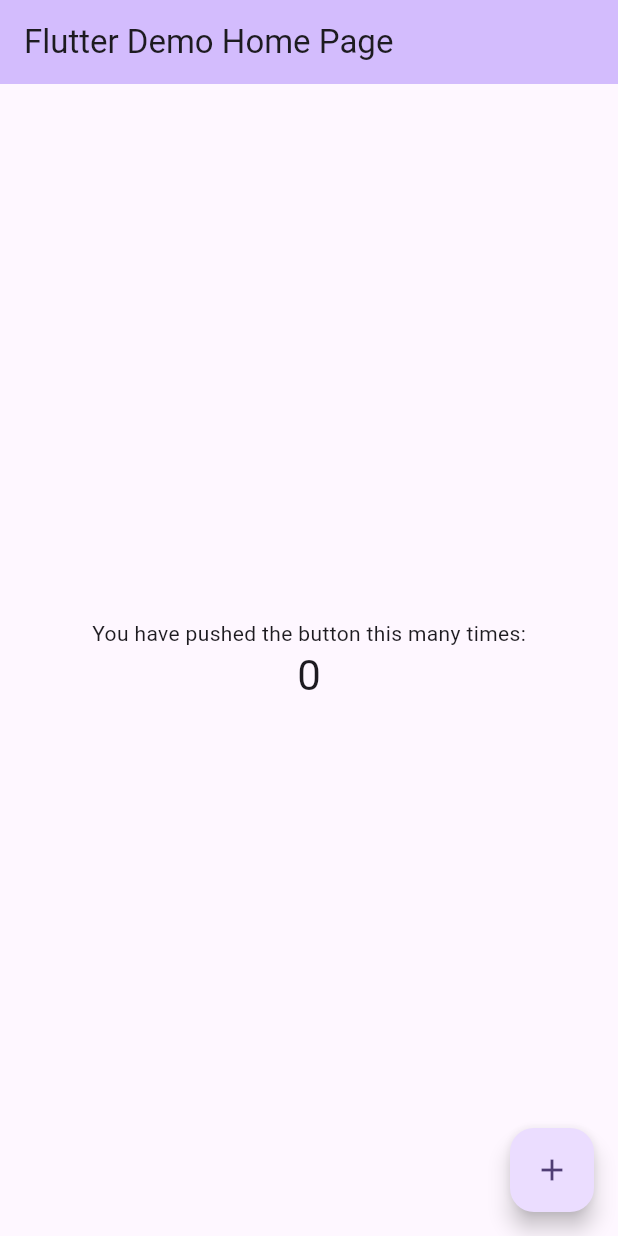
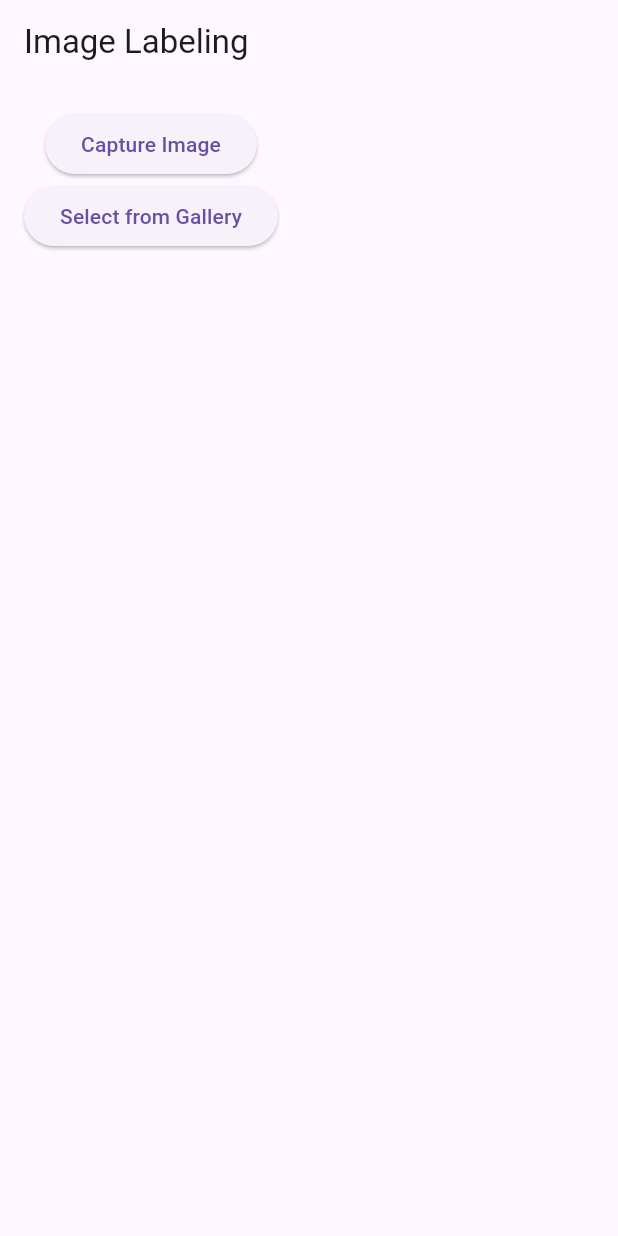
Before and after one commit to mcarney7/mad_cw08, a Flutter app: the screen it shows after launch, on a phone screen of 412 x 824 dp. Run offline on Flutter 3.47's test engine with Material 3 defaults, Android fonts, the phone set to English and light mode, and no system bars; our stand-ins replace firebase_core, image_picker; missing offline and left inert: google_mlkit_image_labeling; accounts and stored records are empty.

Commit message:
Fix: Replace Image.file with Image.memory for web compatibility Update: Enhance cross-platform image handling in image_labeler.dart

```diff
--- /dev/null
+++ b/lib/image_labeler.dart
@@ -0,0 +1,80 @@
+import 'dart:io';
+import 'dart:typed_data';
+import 'package:flutter/material.dart';
+import 'package:image_picker/image_picker.dart';
+import 'package:google_mlkit_image_labeling/google_mlkit_image_labeling.dart';
+
+class ImageLabelingScreen extends StatefulWidget {
+  const ImageLabelingScreen({Key? key}) : super(key: key);
+
+  @override
+  State<ImageLabelingScreen> createState() => _ImageLabelingScreenState();
+}
+
+class _ImageLabelingScreenState extends State<ImageLabelingScreen> {
+  Uint8List? _imageBytes;
+  List<ImageLabel> _labels = [];
+  final ImagePicker _picker = ImagePicker();
+
+  Future<void> _pickImage(ImageSource source) async {
+    final pickedFile = await _picker.pickImage(source: source);
+    if (pickedFile != null) {
+      final bytes = await pickedFile.readAsBytes();
+      setState(() {
+        _imageBytes = bytes;
+      });
+      _labelImage(pickedFile.path);
+    }
+  }
+
+  Future<void> _labelImage(String imagePath) async {
+    final inputImage = InputImage.fromFilePath(imagePath);
+    final ImageLabeler labeler = ImageLabeler(options: ImageLabelerOptions());
+    final List<ImageLabel> labels = await labeler.processImage(inputImage);
+
+    setState(() {
+      _labels = labels;
+    });
+
+    labeler.close();
+  }
+
+  @override
+  Widget build(BuildContext context) {
+    return Scaffold(
+      appBar: AppBar(title: const Text('Image Labeling')),
+      body: Padding(
+        padding: const EdgeInsets.all(16.0),
+        child: Column(
+          children: [
+            ElevatedButton(
+              onPressed: () => _pickImage(ImageSource.camera),
+              child: const Text('Capture Image'),
+            ),
+            ElevatedButton(
+              onPressed: () => _pickImage(ImageSource.gallery),
+              child: const Text('Select from Gallery'),
+            ),
+            if (_imageBytes != null) ...[
+              const SizedBox(height: 16),
+              Image.memory(_imageBytes!), // Use Image.memory for compatibility
+              const SizedBox(height: 16),
+              const Text('Detected Labels:', style: TextStyle(fontSize: 18)),
+              Expanded(
+                child: ListView.builder(
+                  itemCount: _labels.length,
+                  itemBuilder: (context, index) {
+                    final label = _labels[index];
+                    return ListTile(
+                      title: Text(label.label),
+                    );
+                  },
+                ),
+              ),
+            ],
+          ],
+        ),
+      ),
+    );
+  }
+}
--- a/lib/main.dart
+++ b/lib/main.dart
@@ -1,125 +1,23 @@
 import 'package:flutter/material.dart';
+import 'package:firebase_core/firebase_core.dart';
+import 'firebase_options.dart';
+import 'image_labeler.dart';
 
-void main() {
+void main() async {
+  WidgetsFlutterBinding.ensureInitialized();
+  await Firebase.initializeApp(options: DefaultFirebaseOptions.currentPlatform);
   runApp(const MyApp());
 }
 
 class MyApp extends StatelessWidget {
   const MyApp({super.key});
 
-  // This widget is the root of your application.
   @override
   Widget build(BuildContext context) {
     return MaterialApp(
-      title: 'Flutter Demo',
-      theme: ThemeData(
-        // This is the theme of your application.
-        //
-        // TRY THIS: Try running your application with "flutter run". You'll see
-        // the application has a purple toolbar. Then, without quitting the app,
-        // try changing the seedColor in the colorScheme below to Colors.green
-        // and then invoke "hot reload" (save your changes or press the "hot
-        // reload" button in a Flutter-supported IDE, or press "r" if you used
-        // the command line to start the app).
-        //
-        // Notice that the counter didn't reset back to zero; the application
-        // state is not lost during the reload. To reset the state, use hot
-        // restart instead.
-        //
-        // This works for code too, not just values: Most code changes can be
-        // tested with just a hot reload.
-        colorScheme: ColorScheme.fromSeed(seedColor: Colors.deepPurple),
-        useMaterial3: true,
-      ),
-      home: const MyHomePage(title: 'Flutter Demo Home Page'),
+      title: 'Image Labeling App',
+      theme: ThemeData(primarySwatch: Colors.blue),
+      home: const ImageLabelingScreen(),
     );
   }
 }
-
-class MyHomePage extends StatefulWidget {
-  const MyHomePage({super.key, required this.title});
-
-  // This widget is the home page of your application. It is stateful, meaning
-  // that it has a State object (defined below) that contains fields that affect
-  // how it looks.
-
-  // This class is the configuration for the state. It holds the values (in this
-  // case the title) provided by the parent (in this case the App widget) and
-  // used by the build method of the State. Fields in a Widget subclass are
-  // always marked "final".
-
-  final String title;
-
-  @override
-  State<MyHomePage> createState() => _MyHomePageState();
-}
-
-class _MyHomePageState extends State<MyHomePage> {
-  int _counter = 0;
-
-  void _incrementCounter() {
-    setState(() {
-      // This call to setState tells the Flutter framework that something has
-      // changed in this State, which causes it to rerun the build method below
-      // so that the display can reflect the updated values. If we changed
-      // _counter without calling setState(), then the build method would not be
-      // called again, and so nothing would appear to happen.
-      _counter++;
-    });
-  }
-
-  @override
-  Widget build(BuildContext context) {
-    // This method is rerun every time setState is called, for instance as done
-    // by the _incrementCounter method above.
-    //
-    // The Flutter framework has been optimized to make rerunning build methods
-    // fast, so that you can just rebuild anything that needs updating rather
-    // than having to individually change instances of widgets.
-    return Scaffold(
-      appBar: AppBar(
-        // TRY THIS: Try changing the color here to a specific color (to
-        // Colors.amber, perhaps?) and trigger a hot reload to see the AppBar
-        // change color while the other colors stay the same.
-        backgroundColor: Theme.of(context).colorScheme.inversePrimary,
-        // Here we take the value from the MyHomePage object that was created by
-        // the App.build method, and use it to set our appbar title.
-        title: Text(widget.title),
-      ),
-      body: Center(
-        // Center is a layout widget. It takes a single child and positions it
-        // in the middle of the parent.
-        child: Column(
-          // Column is also a layout widget. It takes a list of children and
-          // arranges them vertically. By default, it sizes itself to fit its
-          // children horizontally, and tries to be as tall as its parent.
-          //
-          // Column has various properties to control how it sizes itself and
-          // how it positions its children. Here we use mainAxisAlignment to
-          // center the children vertically; the main axis here is the vertical
-          // axis because Columns are vertical (the cross axis would be
-          // horizontal).
-          //
-          // TRY THIS: Invoke "debug painting" (choose the "Toggle Debug Paint"
-          // action in the IDE, or press "p" in the console), to see the
-          // wireframe for each widget.
-          mainAxisAlignment: MainAxisAlignment.center,
-          children: <Widget>[
-            const Text(
-              'You have pushed the button this many times:',
-            ),
-            Text(
-              '$_counter',
-              style: Theme.of(context).textTheme.headlineMedium,
-            ),
-          ],
-        ),
-      ),
-      floatingActionButton: FloatingActionButton(
-        onPressed: _incrementCounter,
-        tooltip: 'Increment',
-        child: const Icon(Icons.add),
-      ), // This trailing comma makes auto-formatting nicer for build methods.
-    );
-  }
-}
```
Also changed, not shown: pubspec.yaml (+10 -73 lines), pubspec.lock, 5 other files.
